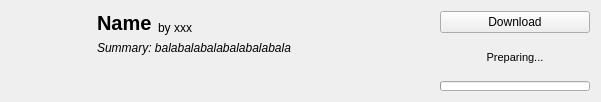
Before: the Qt Designer form src/ui/curseforge/curseforgemoditemwidget.ui in kaniol-lck/modmanager, drawn with Qt 5.
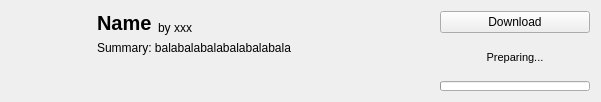
After: the same form once the commit is applied. Icons and pictures are not drawn.

Commit message: remove italic in mod summary in curseforge and modrinth.

Patch:
```diff
--- a/src/ui/curseforge/curseforgemoditemwidget.ui
+++ b/src/ui/curseforge/curseforgemoditemwidget.ui
@@ -188,7 +188,7 @@
      </property>
      <property name="font">
       <font>
-       <italic>true</italic>
+       <italic>false</italic>
       </font>
      </property>
      <property name="toolTip">
```
The commit also changes 6 other files.
